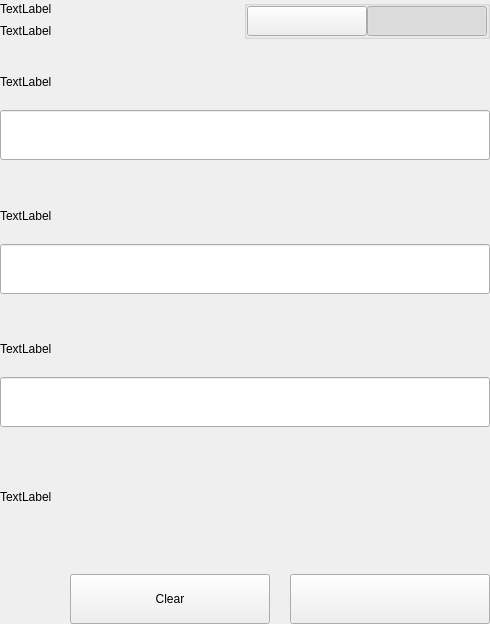
First picture: the form in src/qt/eros/settings/forms/settingsbittoolwidget.ui, repository ErosCore/ErosCore, before the edit.
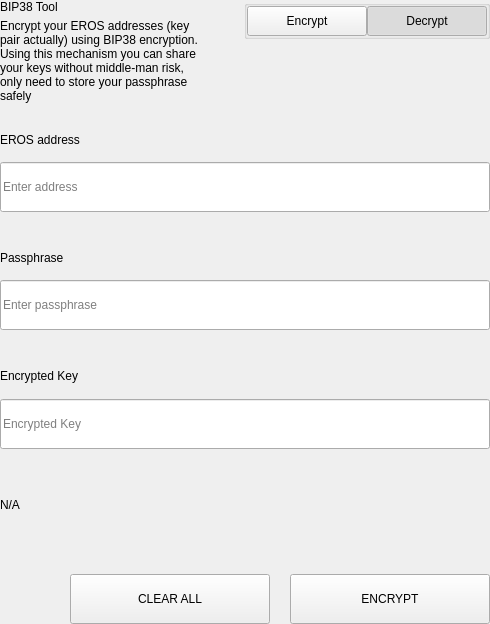
Second picture: the form after the edit.

```diff
--- a/src/qt/eros/settings/forms/settingsbittoolwidget.ui
+++ b/src/qt/eros/settings/forms/settingsbittoolwidget.ui
@@ -62,14 +62,15 @@
             <item>
              <widget class="QLabel" name="labelTitle">
               <property name="text">
-               <string>TextLabel</string>
+               <string>BIP38 Tool</string>
               </property>
              </widget>
             </item>
             <item>
              <widget class="QLabel" name="labelSubtitle1">
               <property name="text">
-               <string>TextLabel</string>
+               <string>Encrypt your EROS addresses (key pair actually) using BIP38 encryption.
+Using this mechanism you can share your keys without middle-man risk, only need to store your passphrase safely</string>
               </property>
               <property name="wordWrap">
                <bool>true</bool>
@@ -133,7 +134,7 @@
                 <enum>Qt::NoFocus</enum>
                </property>
                <property name="text">
-                <string/>
+                <string>Encrypt</string>
                </property>
                <property name="checkable">
                 <bool>true</bool>
@@ -161,7 +162,7 @@
                 <enum>Qt::NoFocus</enum>
                </property>
                <property name="text">
-                <string/>
+                <string>Decrypt</string>
                </property>
                <property name="checkable">
                 <bool>true</bool>
@@ -647,7 +648,7 @@
                   </size>
                  </property>
                  <property name="text">
-                  <string>TextLabel</string>
+                  <string>EROS address</string>
                  </property>
                 </widget>
                </item>
@@ -659,6 +660,9 @@
                    <height>50</height>
                   </size>
                  </property>
+                 <property name="placeholderText">
+                  <string>Enter address</string>
+                 </property>
                 </widget>
                </item>
               </layout>
@@ -718,7 +722,7 @@
                     </size>
                    </property>
                    <property name="text">
-                    <string>TextLabel</string>
+                    <string>Passphrase</string>
                    </property>
                   </widget>
                  </item>
@@ -736,6 +740,9 @@
                      <height>50</height>
                     </size>
                    </property>
+                   <property name="placeholderText">
+                    <string>Enter passphrase</string>
+                   </property>
                   </widget>
                  </item>
                 </layout>
@@ -801,7 +808,7 @@
                   </size>
                  </property>
                  <property name="text">
-                  <string>TextLabel</string>
+                  <string>Encrypted Key</string>
                  </property>
                 </widget>
                </item>
@@ -813,6 +820,9 @@
                    <height>50</height>
                   </size>
                  </property>
+                 <property name="placeholderText">
+                  <string>Encrypted Key</string>
+                 </property>
                 </widget>
                </item>
               </layout>
@@ -821,7 +831,7 @@
             <item>
              <widget class="QLabel" name="statusLabel_ENC">
               <property name="text">
-               <string>TextLabel</string>
+               <string notr="true">N/A</string>
               </property>
              </widget>
             </item>
@@ -874,7 +884,7 @@
                  <enum>Qt::NoFocus</enum>
                 </property>
                 <property name="text">
-                 <string>Clear</string>
+                 <string>CLEAR ALL</string>
                 </property>
                </widget>
               </item>
@@ -912,7 +922,7 @@
                  <enum>Qt::NoFocus</enum>
                 </property>
                 <property name="text">
-                 <string/>
+                 <string>ENCRYPT</string>
                 </property>
                </widget>
               </item>
```
Left out of the diff: 19 changed lines with no effect on the pictures.
